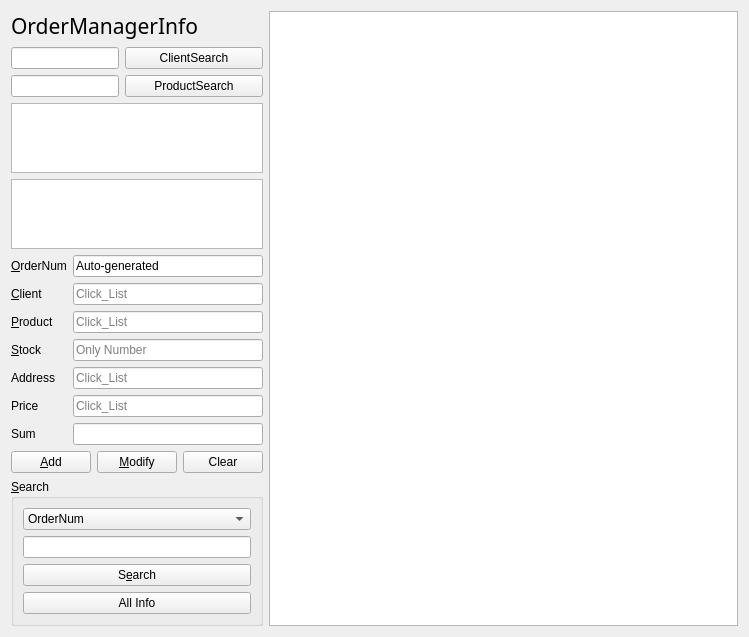
jshs214/Qt_ProjectDB, file Osstem_Project2/ordermanagerform.ui: the form before one commit.
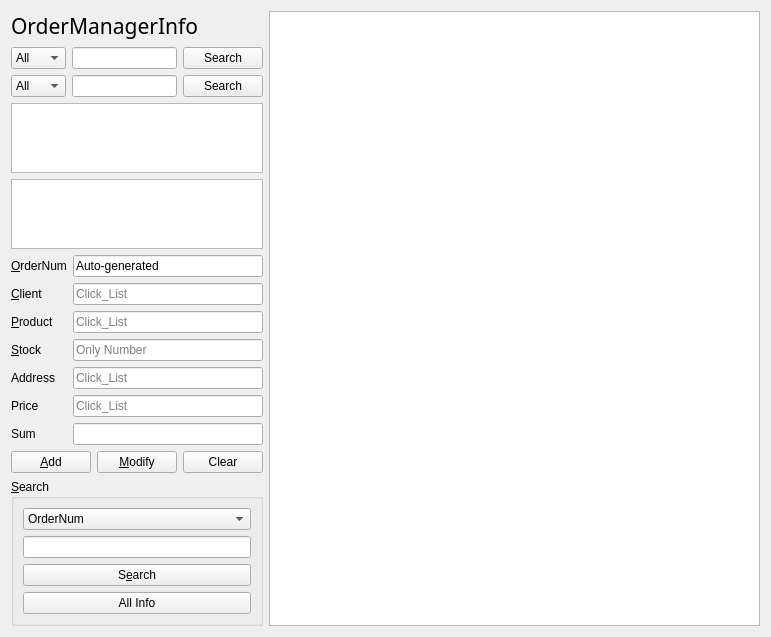
The form after the commit.

What changed in the file:
```diff
--- a/Osstem_Project2/ordermanagerform.ui
+++ b/Osstem_Project2/ordermanagerform.ui
@@ -6,18 +6,18 @@
    <rect>
     <x>0</x>
     <y>0</y>
-    <width>749</width>
-    <height>600</height>
+    <width>771</width>
+    <height>610</height>
    </rect>
   </property>
   <property name="windowTitle">
    <string>Client Info</string>
   </property>
-  <layout class="QHBoxLayout" name="horizontalLayout_4">
+  <layout class="QHBoxLayout" name="horizontalLayout_6">
    <item>
-    <layout class="QHBoxLayout" name="horizontalLayout" stretch="3,7">
+    <layout class="QHBoxLayout" name="horizontalLayout_5" stretch="3,7">
      <item>
-      <layout class="QVBoxLayout" name="verticalLayout_4" stretch="0,0,0,1,1">
+      <layout class="QVBoxLayout" name="verticalLayout_5">
        <item>
         <layout class="QHBoxLayout" name="horizontalLayout_3">
          <item>
@@ -36,26 +36,113 @@
         </layout>
        </item>
        <item>
-        <layout class="QFormLayout" name="ClientProductSearch">
-         <item row="1" column="0">
-          <widget class="QLineEdit" name="clientLineEdit"/>
+        <layout class="QVBoxLayout" name="verticalLayout_4">
+         <item>
+          <layout class="QHBoxLayout" name="horizontalLayout">
+           <item>
+            <widget class="QComboBox" name="clientComboBox">
+             <property name="minimumSize">
+              <size>
+               <width>55</width>
+               <height>0</height>
+              </size>
+             </property>
+             <property name="maximumSize">
+              <size>
+               <width>55</width>
+               <height>16777215</height>
+              </size>
+             </property>
+             <item>
+              <property name="text">
+               <string>All</string>
+              </property>
+             </item>
+             <item>
+              <property name="text">
+               <string>ClientID</string>
+              </property>
+             </item>
+             <item>
+              <property name="text">
+               <string>Name</string>
+              </property>
+             </item>
+             <item>
+              <property name="text">
+               <string>Address</string>
+              </property>
+             </item>
+            </widget>
+           </item>
+           <item>
+            <widget class="QLineEdit" name="clientLineEdit"/>
+           </item>
+           <item>
+            <widget class="QPushButton" name="clientButton">
+             <property name="maximumSize">
+              <size>
+               <width>130</width>
+               <height>16777215</height>
+              </size>
+             </property>
+             <property name="text">
+              <string>Search</string>
+             </property>
+            </widget>
+           </item>
+          </layout>
          </item>
-         <item row="1" column="1">
-          <widget class="QPushButton" name="clientButton">
-           <property name="text">
-            <string>ClientSearch</string>
-           </property>
-          </widget>
-         </item>
-         <item row="2" column="0">
-          <widget class="QLineEdit" name="productLineEdit"/>
-         </item>
-         <item row="2" column="1">
-          <widget class="QPushButton" name="productButton">
-           <property name="text">
-            <string>ProductSearch</string>
-           </property>
-          </widget>
+         <item>
+          <layout class="QHBoxLayout" name="horizontalLayout_4">
+           <item>
+            <widget class="QComboBox" name="productComboBox">
+             <property name="minimumSize">
+              <size>
+               <width>55</width>
+               <height>0</height>
+              </size>
+             </property>
+             <property name="maximumSize">
+              <size>
+               <width>55</width>
+               <height>16777215</height>
+              </size>
+             </property>
+             <item>
+              <property name="text">
+               <string>All</string>
+              </property>
+             </item>
+             <item>
+              <property name="text">
+               <string>ProductID</string>
+              </property>
+             </item>
+             <item>
+              <property name="text">
+               <string>Name</string>
+              </property>
+             </item>
+            </widget>
+           </item>
+           <item>
+            <widget class="QLineEdit" name="productLineEdit"/>
+           </item>
+           <item>
+            <widget class="QPushButton" name="productButton">
+             <property name="maximumSize">
+              <size>
+               <width>130</width>
+               <height>16777215</height>
+              </size>
+             </property>
+             <property name="text">
+              <string>Search</string>
+             </property>
+            </widget>
+           </item>
+          </layout>
          </item>
         </layout>
        </item>
```
Left out of the diff: 62 changed lines with no effect on the pictures.
